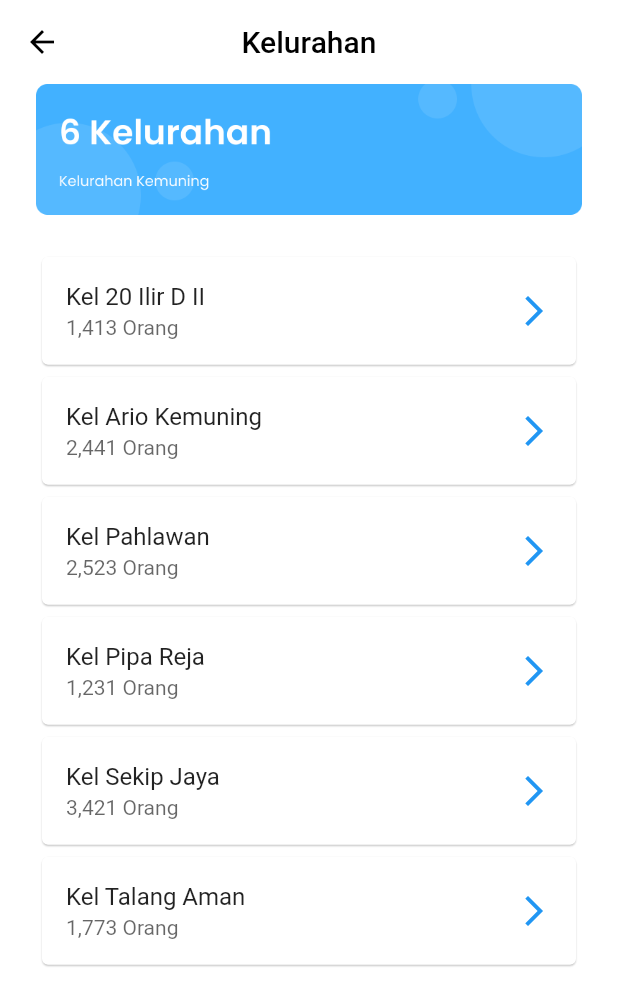
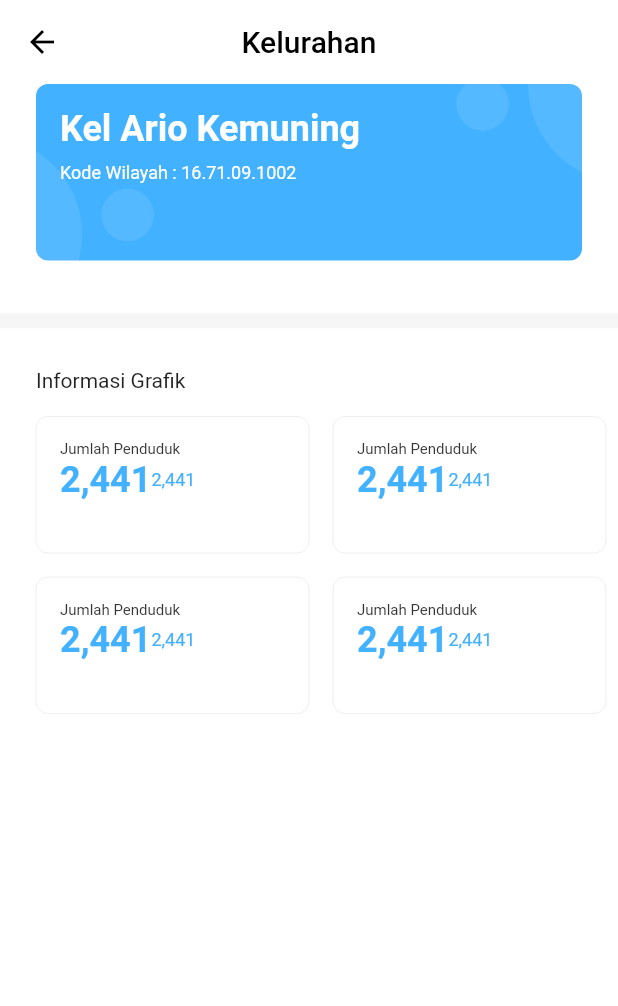
Before and after one commit to Husyam/E-Kemuning, a Flutter app: the detailskelurahan screen opened directly, after a tap on "Kel Ario Kemuning", on a phone screen of 412 x 824 dp. Shown: the top 1006 px of the screen. Run offline on Flutter 3.47's test engine with Material 2 defaults, Android fonts, the light colour scheme and no system bars; our stand-ins replace google_maps_flutter; missing offline and left inert: flutter_phone_direct_caller.

Commit message:
update pages

```diff
--- a/lib/Pages/Kelurahan_detail.dart
+++ b/lib/Pages/Kelurahan_detail.dart
@@ -1,7 +1,7 @@
-import 'package:e_kemuning/Pages/Lisview_activitiy.dart';
 import 'package:flutter/material.dart';
 import 'package:e_kemuning/./StackHome.dart';
-import 'package:e_kemuning/Pages/locationMaps.dart';
+import 'location_maps.dart';
+import 'ario_kemuning.dart';
 
 class detailskelurahan extends StatelessWidget {
   const detailskelurahan({Key? key}) : super(key: key);
@@ -11,7 +11,7 @@ class detailskelurahan extends StatelessWidget {
     return Scaffold(
       backgroundColor: Colors.white,
       appBar: AppBar(
-        iconTheme: IconThemeData(
+        iconTheme: const IconThemeData(
           color: Colors.black, //change your color here
         ),
         centerTitle: true,
@@ -32,20 +32,19 @@ class detailskelurahan extends StatelessWidget {
       ),
       body: SafeArea(
         child: ListView(
-          padding: EdgeInsets.only(
-            top: 0,
-            right: 24.0,
-            left: 24.0,
-          ),
           children: <Widget>[
             Column(
               children: [
                 Container(
-                  width: 380,
+                  padding: EdgeInsets.only(
+                    right: 24.0,
+                    left: 24.0
+                  ),
+
                   // height: 250,
                   child: Image.asset('assets/images/Kelurahan.png'),
                 ),
-                SizedBox(
+                const SizedBox(
                   height: 24,
                 ),
                 Card(
@@ -60,7 +59,7 @@ class detailskelurahan extends StatelessWidget {
                           '1,413 Orang',
                           style: TextStyle(color: Colors.black.withOpacity(0.6)),
                         ),
-                          trailing: Icon(
+                          trailing: const Icon(
                             Icons.arrow_forward_ios_outlined,
                             size: 24.0,
                             color: Colors.blue,
@@ -75,14 +74,19 @@ class detailskelurahan extends StatelessWidget {
                   child: Column(
                     children: [
                       ListTile(
-                        onTap: (){},
+                        onTap: (){
+                          Navigator.push(context,
+                              MaterialPageRoute(builder: (context) {
+                                return const KelArio();
+                              }));
+                        },
                         //leading: Icon(Icons.arrow_drop_down_circle),
                           title: const Text('Kel Ario Kemuning'),
                           subtitle: Text(
                             '2,441 Orang',
                             style: TextStyle(color: Colors.black.withOpacity(0.6)),
                           ),
-                          trailing: Icon(
+                          trailing: const Icon(
                             Icons.arrow_forward_ios_outlined,
                             size: 24.0,
                             color: Colors.blue,
@@ -103,7 +107,7 @@ class detailskelurahan extends StatelessWidget {
                             '2,523 Orang',
                             style: TextStyle(color: Colors.black.withOpacity(0.6)),
                           ),
-                          trailing: Icon(
+                          trailing: const Icon(
                             Icons.arrow_forward_ios_outlined,
                             size: 24.0,
                             color: Colors.blue,
@@ -124,7 +128,7 @@ class detailskelurahan extends StatelessWidget {
                             '1,231 Orang',
                             style: TextStyle(color: Colors.black.withOpacity(0.6)),
                           ),
-                          trailing: Icon(
+                          trailing: const Icon(
                             Icons.arrow_forward_ios_outlined,
                             size: 24.0,
                             color: Colors.blue,
@@ -145,7 +149,7 @@ class detailskelurahan extends StatelessWidget {
                             '3,421 Orang',
                             style: TextStyle(color: Colors.black.withOpacity(0.6)),
                           ),
-                          trailing: Icon(
+                          trailing: const Icon(
                             Icons.arrow_forward_ios_outlined,
                             size: 24.0,
                             color: Colors.blue,
@@ -166,7 +170,7 @@ class detailskelurahan extends StatelessWidget {
                             '1,773 Orang',
                             style: TextStyle(color: Colors.black.withOpacity(0.6)),
                           ),
-                          trailing: Icon(
+                          trailing: const Icon(
                             Icons.arrow_forward_ios_outlined,
                             size: 24.0,
                             color: Colors.blue,
--- /dev/null
+++ b/lib/Pages/ario_kemuning.dart
@@ -0,0 +1,418 @@
+import 'package:flutter/material.dart';
+
+class KelArio extends StatelessWidget {
+  const KelArio({Key? key}) : super(key: key);
+
+  @override
+  Widget build(BuildContext context) {
+    return Scaffold(
+      backgroundColor: Colors.white,
+      appBar: AppBar(
+        iconTheme: const IconThemeData(
+          color: Colors.black, //change your color here
+        ),
+        centerTitle: true,
+        elevation: 0,
+        backgroundColor: Colors.white,
+        title: const Text(
+          'Kelurahan',
+          style: TextStyle(color: Colors.black),
+        ),
+      ),
+      body: SafeArea(
+        child: ListView(
+          children: <Widget>[
+            Column(
+              crossAxisAlignment: CrossAxisAlignment.start,
+              children: [
+                // Container(
+                //   decoration: BoxDecoration(
+                //     borderRadius: BorderRadius.circular(10.0),
+                //   ),
+                //   padding: EdgeInsets.only(left: 24.0,right: 24.0),
+                //   child: Ink.image(
+                //     image: AssetImage('assets/images/bg.png'),
+                //     height: MediaQuery.of(context).size.height /7,
+                //     // fit: BoxFit.contain,
+                //     child: Align(
+                //       alignment: Alignment.bottomLeft,
+                //       child: Padding(
+                //         padding: const EdgeInsets.only(top: 16.0,left: 16.0),
+                //         child: Column(
+                //           crossAxisAlignment: CrossAxisAlignment.start,
+                //           children: [
+                //             Text(
+                //               'Kel Ario Kemuning',
+                //               textAlign: TextAlign.start,
+                //               style: TextStyle(
+                //                 fontSize: 24,
+                //                 fontWeight: FontWeight.bold,
+                //                 color: Colors.white,
+                //               ),
+                //             ),
+                //             SizedBox(height: 8,),
+                //             Text(
+                //               'Kode Wilayah : 16.71.09.1002',
+                //               textAlign: TextAlign.start,
+                //               style: TextStyle(
+                //                 fontSize: 12,
+                //                 fontWeight: FontWeight.normal,
+                //                 color: Colors.white,
+                //               ),
+                //             ),
+                //
+                //           ],
+                //         ),
+                //       ),
+                //     ),
+                //   ),
+                // ),
+                // Container(
+                //     //width: 200,
+                //     padding: EdgeInsets.only(left: 16.0, right: 16.0),
+                //     //color: Colors.red,
+                //     child: ClipRRect(
+                //       borderRadius: BorderRadius.circular(90.0),
+                //       child: Ink.image(
+                //         fit: BoxFit.cover,
+                //         image: AssetImage('assets/images/bg.png'),
+                //         height: MediaQuery.of(context).size.height / 7,
+                //         child: InkWell(
+                //           onTap: () {},
+                //           child: Stack(
+                //             children: <Widget>[
+                //               Container(
+                //                 decoration: BoxDecoration(
+                //                   borderRadius: BorderRadius.circular(26.0),
+                //                 ),
+                //               ),
+                //               Align(
+                //                 alignment: Alignment.topLeft,
+                //                 child: Padding(
+                //                   padding: EdgeInsets.all(16),
+                //                   child: Text('dog.name,'),
+                //                 ),
+                //               ),
+                //             ],
+                //           ),
+                //         ),
+                //       ),
+                //     )),
+                Container(
+                  padding: const EdgeInsets.only(left: 24.0, right: 24.0),
+                  height: MediaQuery.of(context).size.height / 7,
+                  child: Ink(
+                    decoration: BoxDecoration(
+                      borderRadius: BorderRadius.circular(8.0),
+                      image: const DecorationImage(
+                        image: AssetImage(
+                          'assets/images/bg.png',
+                        ),
+                        fit: BoxFit.cover,
+                      ),
+                    ),
+                    child: InkWell(
+                      borderRadius: BorderRadius.circular(20),
+                      onTap: () {},
+                      child: Align(
+                        alignment: Alignment.bottomLeft,
+                        child: Padding(
+                          padding: const EdgeInsets.only(top: 16.0, left: 16.0),
+                          child: Column(
+                            crossAxisAlignment: CrossAxisAlignment.start,
+                            children: const [
+                              Text(
+                                'Kel Ario Kemuning',
+                                textAlign: TextAlign.start,
+                                style: TextStyle(
+                                  fontSize: 24,
+                                  fontWeight: FontWeight.bold,
+                                  color: Colors.white,
+                                ),
+                              ),
+                              SizedBox(
+                                height: 8,
+                              ),
+                              Text(
+                                'Kode Wilayah : 16.71.09.1002',
+                                textAlign: TextAlign.start,
+                                style: TextStyle(
+                                  fontSize: 12,
+                                  fontWeight: FontWeight.normal,
+                                  color: Colors.white,
+                                ),
+                              ),
+                            ],
+                          ),
+                        ),
+                      ),
+                    ),
+                  ),
+                ),
+                SizedBox(
+                  height: 32,
+                ),
+                const Divider(
+                  height: 16,
+                  thickness: 10,
+                  indent: 0,
+                  endIndent: 0,
+                  color: Color(0XFFF6F6F6),
+                ),
+                Container(
+                  padding: EdgeInsets.only(
+                    top: 24.0,
+                    left: 24.0,
+                  ),
+                  child: Text('Informasi Grafik'),
+                ),
+                SizedBox(
+                  height: 16,
+                ),
+                Column(
+                  children: <Widget>[
+                    Row(
+                      children: <Widget>[
+                        Padding(
+                          padding: EdgeInsets.only(
+                            left: 24.0,
+                          ),
+                        ),
+                        Container(
+                          padding: EdgeInsets.only(
+                            top: 16.0,
+                            left: 16.0,
+                          ),
+                          width: 182,
+                          height: 91,
+                          child: Align(
+                            alignment: Alignment.topLeft,
+                            child: Column(
+                              crossAxisAlignment: CrossAxisAlignment.start,
+                              children: [
+                                const Text(
+                                  'Jumlah Penduduk',
+                                  style: TextStyle(
+                                    fontSize: 10,
+                                    fontWeight: FontWeight.normal,
+                                    color: Color(0XFF333333),
+                                  ),
+                                ),
+                                Row(
+                                  children: [
+                                    const Text(
+                                      '2,441',
+                                      style: TextStyle(
+                                        fontSize: 24,
+                                        fontWeight: FontWeight.bold,
+                                        color: Color(0XFF42B1FF),
+                                      ),
+                                    ),
+                                    const Text(
+                                      '2,441',
+                                      style: TextStyle(
+                                        fontSize: 12,
+                                        fontWeight: FontWeight.normal,
+                                        color: Color(0XFF42B1FF),
+                                      ),
+                                    ),
+                                  ],
+                                ),
+                              ],
+                            ),
+                          ),
+                          decoration: BoxDecoration(
+                            border: Border.all(
+                                color: const Color(0xFFEEEEEE),
+                                width: 0,
+                                style: BorderStyle.solid),
+                            //color: Colors.green,
+                            borderRadius: BorderRadius.circular(8.0),
+                          ),
+                        ),
+                        SizedBox(
+                          width: 16,
+                        ),
+                        Container(
+                          padding: EdgeInsets.only(
+                            top: 16.0,
+                            left: 16.0,
+                          ),
+                          width: 182,
+                          height: 91,
+                          child: Align(
+                            alignment: Alignment.topLeft,
+                            child: Column(
+                              crossAxisAlignment: CrossAxisAlignment.start,
+                              children: [
+                                const Text(
+                                  'Jumlah Penduduk',
+                                  style: TextStyle(
+                                    fontSize: 10,
+                                    fontWeight: FontWeight.normal,
+                                    color: Color(0XFF333333),
+                                  ),
+                                ),
+                                Row(
+                                  children: [
+                                    const Text(
+                                      '2,441',
+                                      style: TextStyle(
+                                        fontSize: 24,
+                                        fontWeight: FontWeight.bold,
+                                        color: Color(0XFF42B1FF),
+                                      ),
+                                    ),
+                                    const Text(
+                                      '2,441',
+                                      style: TextStyle(
+                                        fontSize: 12,
+                                        fontWeight: FontWeight.normal,
+                                        color: Color(0XFF42B1FF),
+                                      ),
+                                    ),
+                                  ],
+                                ),
+                              ],
+                            ),
+                          ),
+                          decoration: BoxDecoration(
+                            border: Border.all(
+                                color: const Color(0xFFEEEEEE),
+                                width: 0,
+                                style: BorderStyle.solid),
+                            //color: Colors.green,
+                            borderRadius: BorderRadius.circular(8.0),
+                          ),
+                        )
+                      ],
+                    ),
+                    SizedBox(
+                      height: 16,
+                    ),
+                    Row(
+                      children: <Widget>[
+                        Padding(
+                          padding: EdgeInsets.only(
+                            left: 24.0,
+                          ),
+                        ),
+                        Container(
+                          padding: EdgeInsets.only(
+                            top: 16.0,
+                            left: 16.0,
+                          ),
+                          width: 182,
+                          height: 91,
+                          child: Align(
+                            alignment: Alignment.topLeft,
+                            child: Column(
+                              crossAxisAlignment: CrossAxisAlignment.start,
+                              children: [
+                                const Text(
+                                  'Jumlah Penduduk',
+                                  style: TextStyle(
+                                    fontSize: 10,
+                                    fontWeight: FontWeight.normal,
+                                    color: Color(0XFF333333),
+                                  ),
+                                ),
+                                Row(
+                                  children: [
+                                    const Text(
+                                      '2,441',
+                                      style: TextStyle(
+                                        fontSize: 24,
+                                        fontWeight: FontWeight.bold,
+                                        color: Color(0XFF42B1FF),
+                                      ),
+                                    ),
+                                    const Text(
+                                      '2,441',
+                                      style: TextStyle(
+                                        fontSize: 12,
+                                        fontWeight: FontWeight.normal,
+                                        color: Color(0XFF42B1FF),
+                                      ),
+                                    ),
+                                  ],
+                                ),
+                              ],
+                            ),
+                          ),
+                          decoration: BoxDecoration(
+                            border: Border.all(
+                                color: const Color(0xFFEEEEEE),
+                                width: 0,
+                                style: BorderStyle.solid),
+                            //color: Colors.green,
+                            borderRadius: BorderRadius.circular(8.0),
+                          ),
+                        ),
+                        SizedBox(
+                          width: 16,
+                        ),
+                        Container(
+                          padding: EdgeInsets.only(
+                            top: 16.0,
+                            left: 16.0,
+                          ),
+                          width: 182,
+                          height: 91,
+                          child: Align(
+                            alignment: Alignment.topLeft,
+                            child: Column(
+                              crossAxisAlignment: CrossAxisAlignment.start,
+                              children: [
+                                const Text(
+                                  'Jumlah Penduduk',
+                                  style: TextStyle(
+                                    fontSize: 10,
+                                    fontWeight: FontWeight.normal,
+                                    color: Color(0XFF333333),
+                                  ),
+                                ),
+                                Row(
+                                  children: [
+                                    const Text(
+                                      '2,441',
+                                      style: TextStyle(
+                                        fontSize: 24,
+                                        fontWeight: FontWeight.bold,
+                                        color: Color(0XFF42B1FF),
+                                      ),
+                                    ),
+                                    const Text(
+                                      '2,441',
+                                      style: TextStyle(
+                                        fontSize: 12,
+                                        fontWeight: FontWeight.normal,
+                                        color: Color(0XFF42B1FF),
+                                      ),
+                                    ),
+                                  ],
+                                ),
+                              ],
+                            ),
+                          ),
+                          decoration: BoxDecoration(
+                            border: Border.all(
+                                color: const Color(0xFFEEEEEE),
+                                width: 0,
+                                style: BorderStyle.solid),
+                            //color: Colors.green,
+                            borderRadius: BorderRadius.circular(8.0),
+                          ),
+                        )
+                      ],
+                    ),
+                  ],
+                ),
+              ],
+            )
+          ],
+        ),
+      ),
+    );
+  }
+}
--- a/lib/Pages/detail_wilayah.dart
+++ b/lib/Pages/detail_wilayah.dart
@@ -1,6 +1,6 @@
 import 'package:flutter/material.dart';
 import 'package:e_kemuning/./StackHome.dart';
-import 'package:e_kemuning/Pages/locationMaps.dart';
+import 'package:e_kemuning/Pages/location_maps.dart';
 
 class detailsWilayah extends StatelessWidget {
   const detailsWilayah({Key? key}) : super(key: key);
--- a/lib/main.dart
+++ b/lib/main.dart
@@ -1,4 +1,4 @@
-import 'package:e_kemuning/Pages/locationMaps.dart';
+import 'package:e_kemuning/Pages/location_maps.dart';
 import 'package:flutter/material.dart';
 import 'package:e_kemuning/Home.dart';
 import 'package:e_kemuning/Pages/stack.dart';
```
Also changed, not shown: assets/images/bg.png (added), lib/Pages/location_maps.dart (renamed from lib/Pages/locationMaps.dart).
